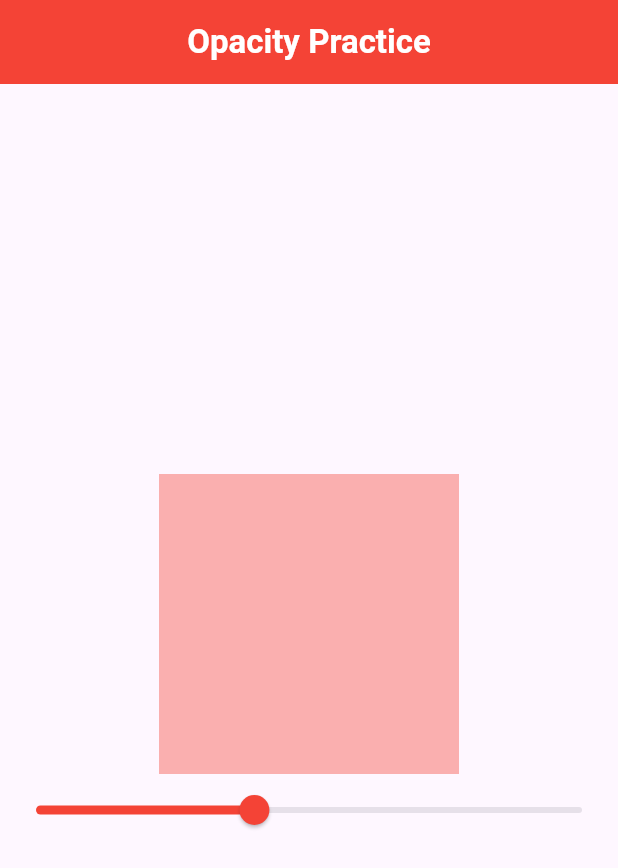
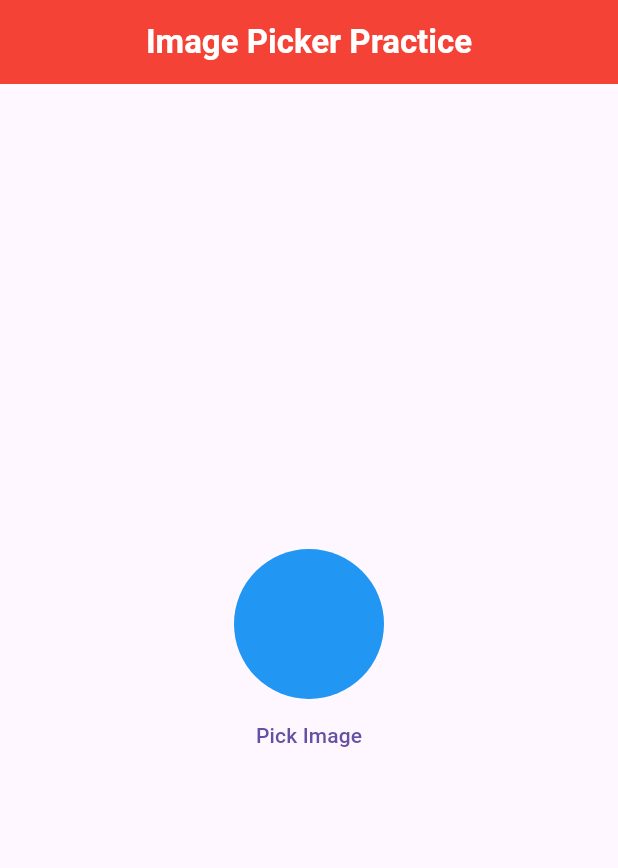
Before and after one commit to Arslan4546/GetX-Guide, a Flutter app: the screen it shows after launch, on a phone screen of 412 x 824 dp. Shown: the top 868 px of the screen. Run offline on Flutter 3.47's test engine with Material 3 defaults, Android fonts, the phone set to English and light mode, and no system bars; our stand-ins replace get, image_picker.

Commit message:
update getX guide

```diff
--- /dev/null
+++ b/lib/imagePickerPractice/homeScreen.dart
@@ -0,0 +1,53 @@
+import 'dart:io';
+
+import 'package:flutter/cupertino.dart';
+import 'package:flutter/material.dart';
+import 'package:get/get.dart';
+import 'package:image_picker/image_picker.dart';
+
+import 'imagePickerController.dart';
+
+class home1 extends StatefulWidget {
+  const home1({super.key});
+
+  @override
+  State<home1> createState() => _home1State();
+}
+
+class _home1State extends State<home1> {
+
+  Imagepickercontroller imagepickercontroller = Get.put(Imagepickercontroller());
+  @override
+  Widget build(BuildContext context) {
+    return  Scaffold(
+      appBar: AppBar(
+        backgroundColor: Colors.red,
+        title: const Text("Image Picker Practice",style: TextStyle(
+            color: Colors.white,
+            fontWeight: FontWeight.bold
+        ),),
+        centerTitle: true,
+      ),
+      body: Center(
+        child: Obx((){
+          return Column(
+            mainAxisAlignment: MainAxisAlignment.center,
+            children: [
+              CircleAvatar(
+                radius: 50,
+                backgroundColor: Colors.blue,
+                backgroundImage: imagepickercontroller.imagePath.isNotEmpty ?
+                FileImage(File(imagepickercontroller.imagePath.toString())) : null,
+              ),
+              TextButton(onPressed: (){
+                imagepickercontroller.GetImage();
+              }, child:const Text("Pick Image"))
+            ],
+          );
+        }
+
+        ),
+      )
+    );
+  }
+}
--- /dev/null
+++ b/lib/imagePickerPractice/imagePickerController.dart
@@ -0,0 +1,18 @@
+import 'package:get/get.dart';
+import 'package:get/get_state_manager/get_state_manager.dart';
+import 'package:image_picker/image_picker.dart';
+
+class Imagepickercontroller extends GetxController{
+
+  RxString imagePath = "".obs;
+
+  Future GetImage() async {
+
+    final ImagePicker _picker = ImagePicker();
+    final image = await _picker.pickImage(source: ImageSource.camera);
+    if(image!=null){
+      imagePath.value = image.path.toString();
+    }
+  }
+
+}
--- a/lib/main.dart
+++ b/lib/main.dart
@@ -2,10 +2,13 @@ import 'package:flutter/material.dart';
 import 'package:get/get.dart';
 import 'package:get/get_navigation/src/root/get_material_app.dart';
 import 'package:getxdemo/expampletwo/TestingScreen.dart';
+import 'package:getxdemo/favoritePractice/homeScreen.dart';
 
-import 'package:getxdemo/height&width.dart';
+import 'package:getxdemo/height&widthPractice/height&width.dart';
 import 'IntroStateManagement/home.dart';
-import 'dart&lightTheme.dart';
+import 'ThemePractice/dart&lightTheme.dart';
+import 'exampleThree/testScreen.dart';
+import 'imagePickerPractice/homeScreen.dart';
 import 'navigations&routes/screen1.dart';
 import 'navigations&routes/screen2.dart';
 
@@ -29,7 +32,7 @@ class _MyAppState extends State<MyApp> {
       // locale: const Locale("en", "US"),
       // fallbackLocale: const Locale("en", "US"),
       // translations: Languages(),
-      home:   Testingscreen(),
+      home:   home1(),
       // getPages: [
       //   GetPage(name: "/S1", page:() => const Screen1()),
       //   GetPage(name: "/S2", page:() => Screen2()),
--- a/pubspec.yaml
+++ b/pubspec.yaml
@@ -39,11 +39,13 @@ dependencies:
   # The following adds the Cupertino Icons font to your application.
   # Use with the CupertinoIcons class for iOS style icons.
   cupertino_icons: ^1.0.6
+  image_picker: ^1.1.2
 
 
 dev_dependencies:
   flutter_test:
     sdk: flutter
+
 
   # The "flutter_lints" package below contains a set of recommended lints to
   # encourage good coding practices. The lint set provided by the package is
```
Also changed, not shown: lib/exampleThree/switchController.dart (added, +12 -0 lines), lib/exampleThree/testScreen.dart (added, +44 -0 lines), lib/favoritePractice/favoriteController.dart (added, +15 -0 lines), lib/favoritePractice/homeScreen.dart (added, +53 -0 lines), lib/ThemePractice/dart&lightTheme.dart (renamed from lib/dart&lightTheme.dart), lib/height&widthPractice/height&width.dart (renamed from lib/height&width.dart), lib/snackbarPractice/IntroSnackBar.dart (renamed from lib/IntroSnackBar.dart), pubspec.lock, 1 other file.
